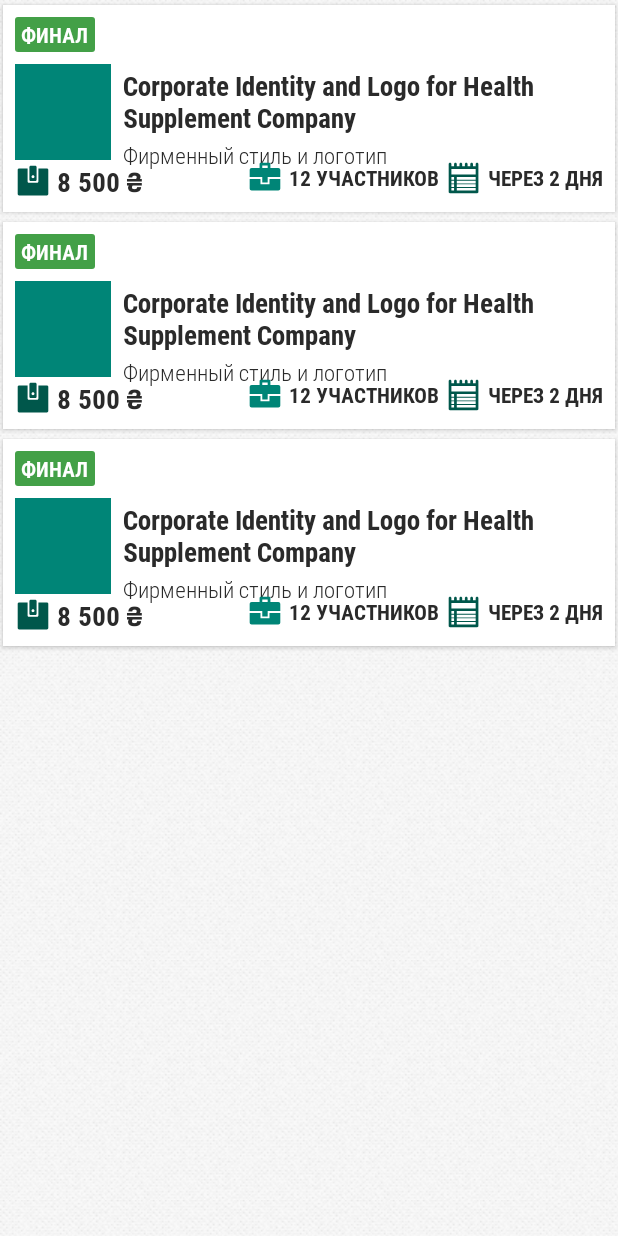
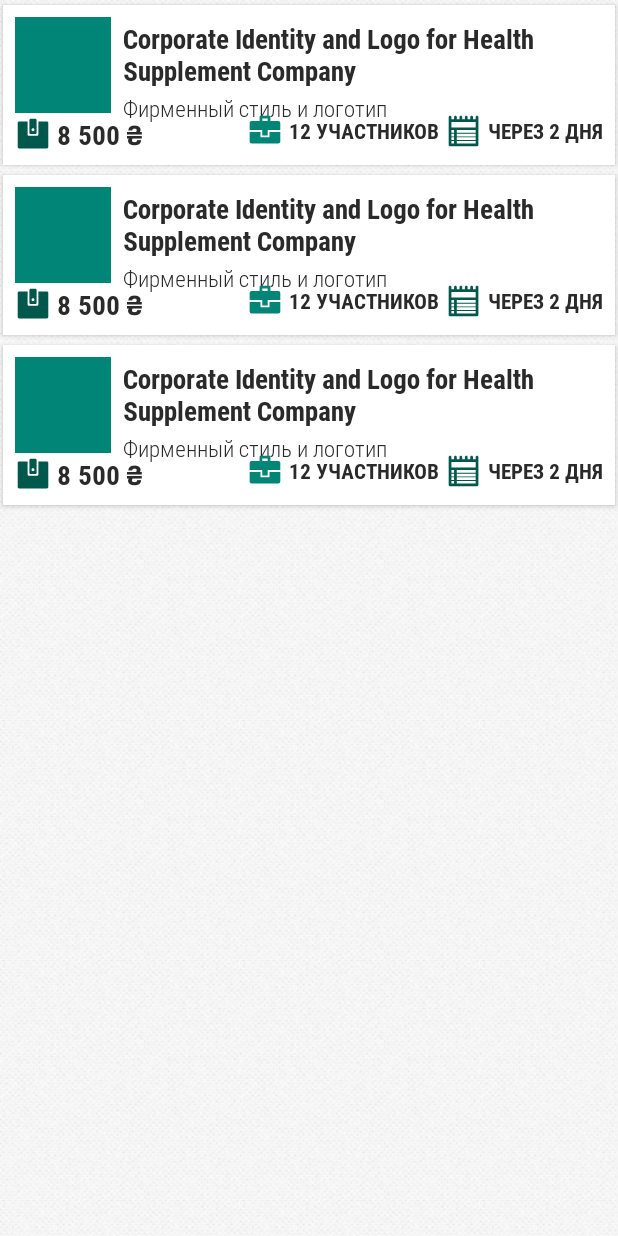
Before and after one commit to HombreTech/FreelanceHunt, an Android app: the layout fragment_contests.xml on its own in the app's theme, with its tools: preview values and no code run, on a phone screen of 412 x 824 dp. Run offline under Robolectric (Android 15) with nearby library versions, the phone set to English and light mode, and no system bars; network calls fail.

Commit message:
ui [lists]

```diff
--- a/app/src/main/res/layout/item_contests_list.xml
+++ b/app/src/main/res/layout/item_contests_list.xml
@@ -23,22 +23,10 @@
             android:focusable="true"
             android:paddingBottom="@dimen/padding_middle">
 
-            <androidx.constraintlayout.helper.widget.Flow
-                android:id="@+id/flow2"
-                android:layout_width="0dp"
-                android:layout_height="wrap_content"
-                android:layout_marginTop="@dimen/padding_middle"
-                app:constraint_referenced_ids="isfinal"
-                app:flow_horizontalBias="0"
-                app:flow_horizontalGap="@dimen/padding_small"
-                app:flow_horizontalStyle="packed"
-                app:flow_verticalBias="0"
-                app:flow_wrapMode="chain"
+            <TextView
                 app:layout_constraintEnd_toEndOf="@id/name"
                 app:layout_constraintStart_toStartOf="@id/icon"
-                app:layout_constraintTop_toTopOf="parent" />
-
-            <TextView
+                app:layout_constraintTop_toTopOf="parent"
                 android:id="@+id/isfinal"
                 style="@style/TextStyle.Type.Bold"
                 android:layout_width="wrap_content"
@@ -49,7 +37,7 @@
                 android:textColor="?textColorPrimary"
                 android:visibility="gone"
                 app:layout_constraintHorizontal_bias="0.0"
-                tools:visibility="visible" />
+                tools:visibility="gone" />
 
             <tech.hombre.freelancehunt.common.widgets.CustomImageView
                 android:id="@+id/icon"
@@ -57,7 +45,7 @@
                 android:layout_height="64dp"
                 android:layout_margin="@dimen/padding_middle"
                 app:layout_constraintStart_toStartOf="parent"
-                app:layout_constraintTop_toBottomOf="@id/flow2"
+                app:layout_constraintTop_toBottomOf="@id/isfinal"
                 tools:background="@color/colorPrimary" />
 
             <androidx.constraintlayout.widget.Barrier
--- a/app/src/main/res/layout/item_project_list.xml
+++ b/app/src/main/res/layout/item_project_list.xml
@@ -107,8 +107,8 @@
 
             <tech.hombre.freelancehunt.common.widgets.CustomImageView
                 android:id="@+id/avatar"
-                android:layout_width="32dp"
-                android:layout_height="32dp"
+                android:layout_width="24dp"
+                android:layout_height="24dp"
                 android:layout_marginTop="@dimen/padding_middle"
                 app:layout_constraintStart_toStartOf="@id/description"
                 app:layout_constraintTop_toBottomOf="@id/description"
@@ -116,7 +116,7 @@
 
             <TextView
                 android:id="@+id/login"
-                style="@style/TextStyle.Caption"
+                style="@style/TextStyle.Heading"
                 android:layout_width="wrap_content"
                 android:layout_height="wrap_content"
                 android:layout_marginStart="@dimen/padding_middle"
```
